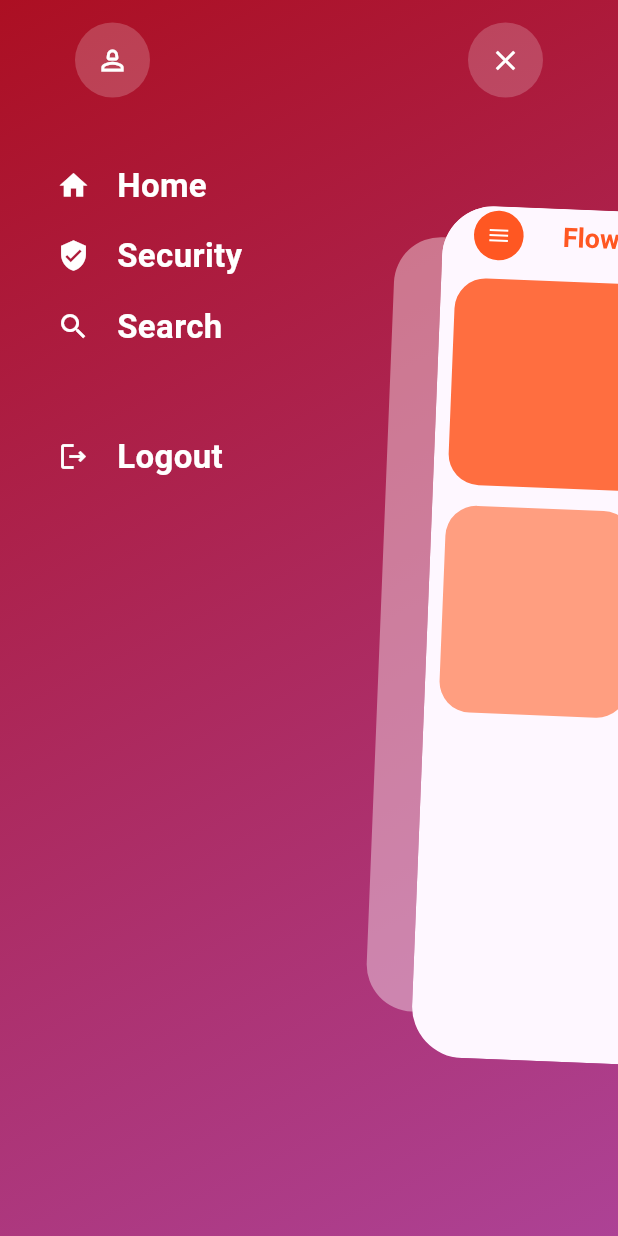
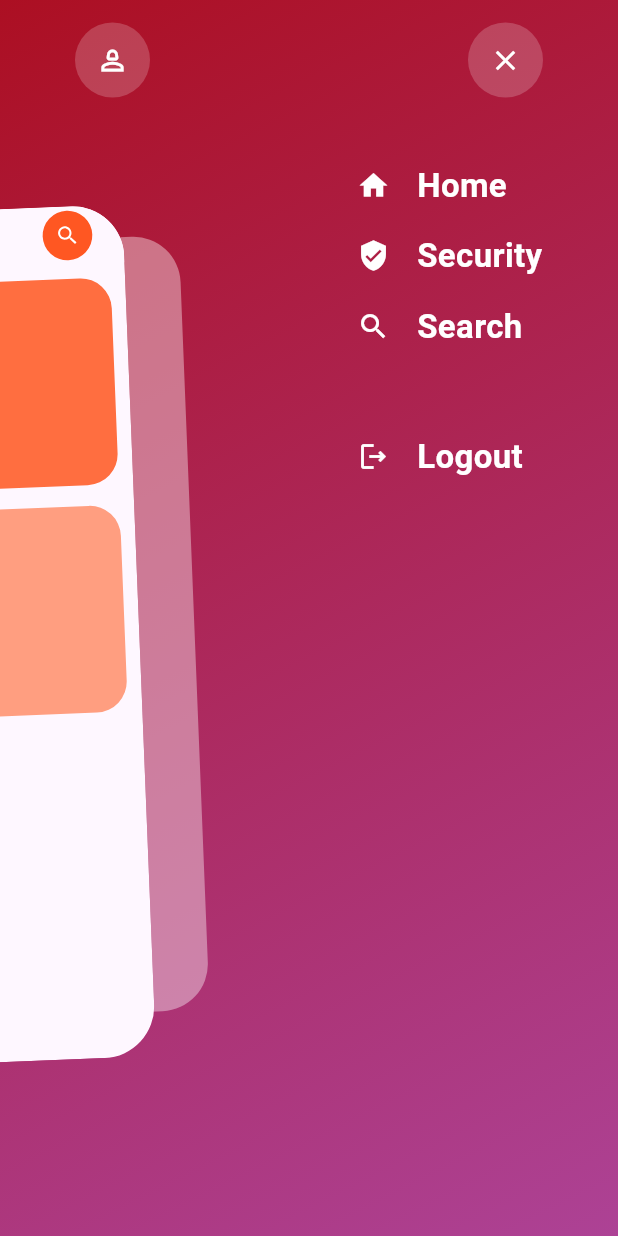
Before and after one commit to yahska-net/flow_drawer, a Flutter app: the screen it shows after launch, after a tap on the "menu" icon, on a phone screen of 412 x 824 dp. Run offline on Flutter 3.47's test engine with Material 3 defaults, Android fonts, the phone set to English and light mode, and no system bars; our stand-ins replace flutter_hooks.

Commit message:
Add Gif demo

```diff
--- a/example/lib/main.dart
+++ b/example/lib/main.dart
@@ -12,7 +12,7 @@ class MyApp extends StatelessWidget {
   Widget build(BuildContext context) {
     return const MaterialApp(
       debugShowCheckedModeBanner: false,
-      home: FlowDrawerExample(),
+      home: FlowDrawerRightDockedExample(),
     );
   }
 }
@@ -180,3 +180,170 @@ class _FlowDrawerExampleState extends State<FlowDrawerExample> {
     );
   }
 }
+
+class FlowDrawerRightDockedExample extends StatefulWidget {
+  const FlowDrawerRightDockedExample({super.key});
+
+  @override
+  State<FlowDrawerRightDockedExample> createState() =>
+      _FlowDrawerRightDockedExampleState();
+}
+
+class _FlowDrawerRightDockedExampleState
+    extends State<FlowDrawerRightDockedExample> {
+  final controller = FlowDrawerController();
+
+  @override
+  Widget build(BuildContext context) {
+    // Flow Drawer Menu Items or create your own custom widget
+    final List<Widget> items = [
+      FlowDrawerMenuItem(
+        icon: Icon(Icons.home, size: 22, color: Colors.white),
+        text: "Home",
+        onTap: () => Navigator.of(
+          context,
+        ).push(MaterialPageRoute(builder: (ctx) => Home())),
+        controller: controller,
+      ),
+      FlowDrawerMenuItem(
+        icon: Icon(Icons.verified_user, size: 22, color: Colors.white),
+        text: "Security",
+        onTap: () => Navigator.of(
+          context,
+        ).push(MaterialPageRoute(builder: (ctx) => Search())),
+        controller: controller,
+      ),
+      FlowDrawerMenuItem(
+        icon: Icon(Icons.search_outlined, size: 22, color: Colors.white),
+        text: "Search",
+        onTap: () => Navigator.of(
+          context,
+        ).push(MaterialPageRoute(builder: (ctx) => Home())),
+        controller: controller,
+      ),
+      SizedBox(height: 40),
+      FlowDrawerMenuItem(
+        icon: Icon(Icons.logout_outlined, size: 22, color: Colors.white),
+        text: "Logout",
+        onTap: () => Navigator.of(
+          context,
+        ).push(MaterialPageRoute(builder: (ctx) => Search())),
+        controller: controller,
+      ),
+    ];
+
+    // Flow Drawer
+    return FlowDrawer.rightDocked(
+      // change here
+      controller: controller,
+      drawerItems: items,
+      enableTopMenu: true,
+      topMenu: FlowTopMenu(
+        menuWidth: double.infinity,
+        controller: controller,
+        leftMenuIcon: Icon(
+          Icons.person_2_outlined,
+          size: 22,
+          color: Colors.white,
+        ),
+        onRightTap: () => controller.close(),
+        rightMenuIcon: Icon(
+          Icons.close_outlined,
+          size: 22,
+          color: Colors.white,
+        ),
+      ),
+      child: Scaffold(
+        appBar: AppBar(
+          title: const Text(
+            'Flow Drawer',
+            style: TextStyle(
+              fontWeight: FontWeight.bold,
+              color: Colors.deepOrange,
+              fontSize: 26,
+            ),
+          ),
+          leadingWidth: 100,
+          leading: Row(
+            mainAxisSize: MainAxisSize.min,
+            children: [
+              SizedBox(width: 30),
+              Container(
+                decoration: BoxDecoration(
+                  color: Colors.deepOrange,
+                  borderRadius: BorderRadius.circular(50),
+                ),
+                child: IconButton(
+                  icon: const Icon(Icons.menu_outlined, color: Colors.white),
+                  onPressed: controller.toggle,
+                ),
+              ),
+            ],
+          ),
+          actions: [
+            Row(
+              mainAxisSize: MainAxisSize.min,
+              children: [
+                Container(
+                  decoration: BoxDecoration(
+                    color: Colors.deepOrange,
+                    borderRadius: BorderRadius.circular(50),
+                  ),
+                  child: IconButton(
+                    icon: const Icon(
+                      Icons.search_outlined,
+                      color: Colors.white,
+                    ),
+                    onPressed: () {},
+                  ),
+                ),
+                SizedBox(width: 30),
+              ],
+            ),
+          ],
+        ),
+        body: Padding(
+          padding: const EdgeInsets.all(14.0),
+          child: Column(
+            children: [
+              Container(
+                width: double.infinity,
+                height: 200,
+                decoration: BoxDecoration(
+                  color: Colors.deepOrangeAccent,
+                  borderRadius: BorderRadius.circular(30),
+                ),
+              ),
+              SizedBox(height: 20),
+              Row(
+                children: [
+                  Expanded(
+                    child: Container(
+                      width: double.infinity,
+                      height: 200,
+                      decoration: BoxDecoration(
+                        color: Colors.deepOrangeAccent.shade100,
+                        borderRadius: BorderRadius.circular(30),
+                      ),
+                    ),
+                  ),
+                  SizedBox(width: 20),
+                  Expanded(
+                    child: Container(
+                      width: double.infinity,
+                      height: 200,
+                      decoration: BoxDecoration(
+                        color: Colors.deepOrangeAccent.shade100,
+                        borderRadius: BorderRadius.circular(30),
+                      ),
+                    ),
+                  ),
+                ],
+              ),
+            ],
+          ),
+        ),
+      ),
+    );
+  }
+}
```
Also changed, not shown: assets/Simulator Screenshot - iPhone 15 Pro Max - 2025-10-24 at 00.52.16.png (deleted), assets/Simulator Screenshot - iPhone 15 Pro Max - 2025-10-24 at 00.52.21.png (deleted), 2 other files.
